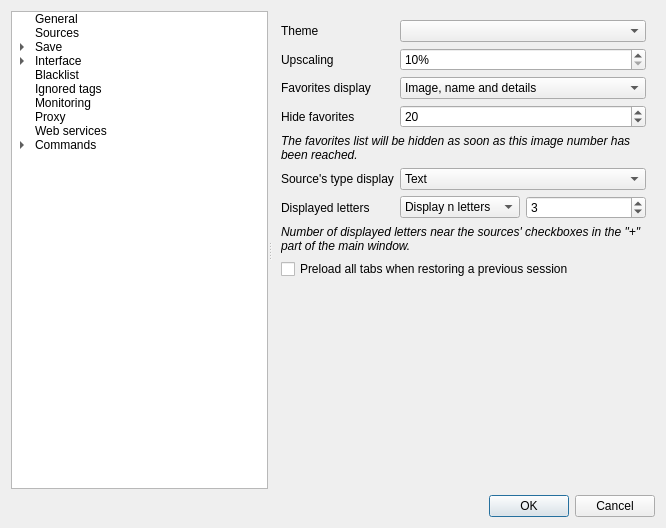
Before: the Qt Designer form src/gui/src/settings/options-window.ui in Bionus/imgbrd-grabber, drawn with Qt 5.
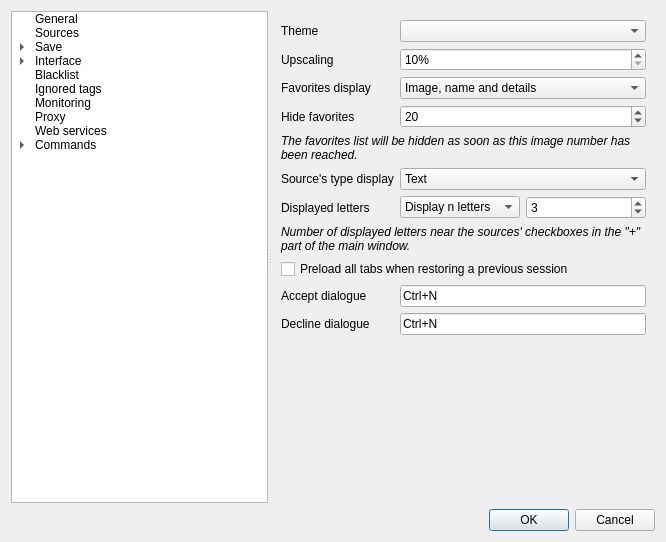
After: the same form once the commit is applied. The open tabs and pages were chosen to show the change. Icons and pictures are not drawn.

Commit message: Adding shortcuts for miscellaneous dialog windows (PR #2315)

Diff of the .ui file:
```diff
--- a/src/gui/src/settings/options-window.ui
+++ b/src/gui/src/settings/options-window.ui
@@ -7,7 +7,7 @@
     <x>0</x>
     <y>0</y>
     <width>666</width>
-    <height>528</height>
+    <height>542</height>
    </rect>
   </property>
   <property name="windowTitle">
@@ -1496,6 +1496,34 @@
           </property>
          </widget>
         </item>
+        <item row="10" column="0">
+         <widget class="QLabel" name="labelDeclineDialogue">
+          <property name="text">
+           <string>Decline dialogue</string>
+          </property>
+         </widget>
+        </item>
+        <item row="10" column="1">
+         <widget class="QKeySequenceEdit" name="keyDeclineDialogue">
+          <property name="keySequence">
+           <string>Ctrl+N</string>
+          </property>
+         </widget>
+        </item>
+        <item row="9" column="0">
+         <widget class="QLabel" name="labelAcceptDialogue">
+          <property name="text">
+           <string>Accept dialogue</string>
+          </property>
+         </widget>
+        </item>
+        <item row="9" column="1">
+         <widget class="QKeySequenceEdit" name="keyAcceptDialogue">
+          <property name="keySequence">
+           <string>Ctrl+N</string>
+          </property>
+         </widget>
+        </item>
        </layout>
       </widget>
       <widget class="QWidget" name="pageInterfaceMainWindow">
```
Left out of the diff: 12 changed lines with no effect on the pictures. The commit also changes 6 other files.
